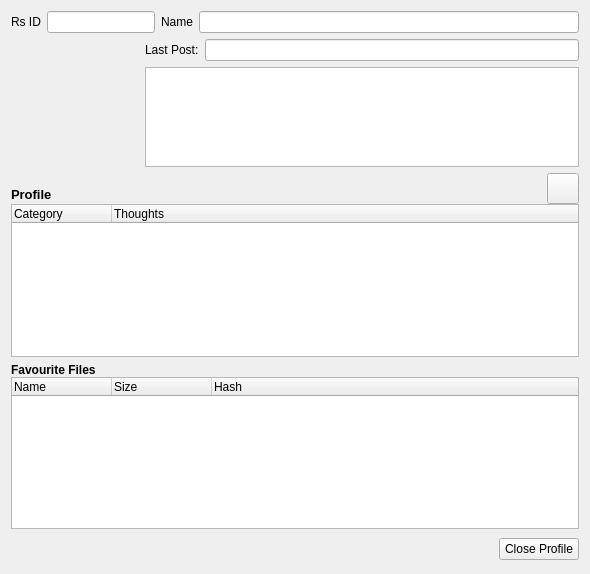
This is retroshare-gui/src/gui/profile/ProfileView.ui in RetroShare/RetroShare as Qt 5 draws it before an edit. The edited form follows.
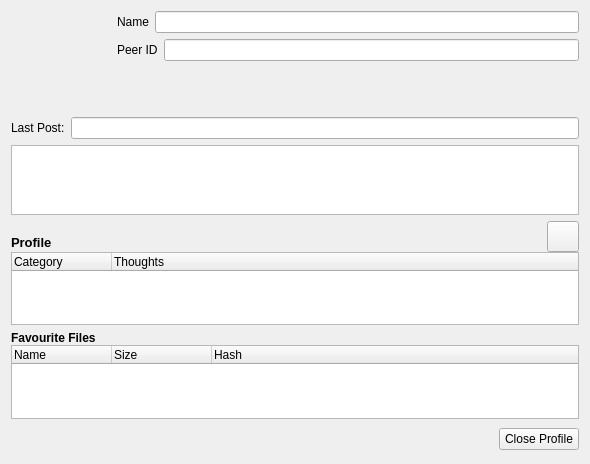
This is the edited form. Icons and pictures are not drawn.

Commit message: Profile View some changes for testing

```diff
--- a/retroshare-gui/src/gui/profile/ProfileView.ui
+++ b/retroshare-gui/src/gui/profile/ProfileView.ui
@@ -1,12 +1,12 @@
 <ui version="4.0" >
  <class>ProfileView</class>
- <widget class="QWidget" name="ProfileView" >
-  <property name="geometry" >
+ <widget class="QWidget" name="ProfileView">
+  <property name="geometry">
    <rect>
     <x>0</x>
     <y>0</y>
     <width>590</width>
-    <height>574</height>
+    <height>464</height>
    </rect>
   </property>
   <property name="windowTitle" >
@@ -15,131 +15,129 @@
   <property name="layoutDirection" >
    <enum>Qt::LeftToRight</enum>
   </property>
-  <layout class="QGridLayout" name="gridLayout_2" >
-   <item row="0" column="0" colspan="2" >
-    <layout class="QGridLayout" >
-     <item row="0" column="0" colspan="2" >
-      <layout class="QHBoxLayout" >
-       <item>
-        <widget class="QLabel" name="label_2" >
-         <property name="text" >
-          <string>Rs ID</string>
-         </property>
-        </widget>
-       </item>
-       <item>
-        <widget class="QLineEdit" name="idLineEdit" >
-         <property name="readOnly" >
-          <bool>true</bool>
-         </property>
-        </widget>
-       </item>
-      </layout>
+  <layout class="QGridLayout" name="gridLayout_3">
+   <item row="0" column="0" colspan="2">
+    <layout class="QGridLayout" name="gridLayout_2">
+     <item row="0" column="0" rowspan="3">
+      <widget class="QLabel" name="photoLabel">
+       <property name="minimumSize">
+        <size>
+         <width>100</width>
+         <height>100</height>
+        </size>
+       </property>
+       <property name="maximumSize">
+        <size>
+         <width>100</width>
+         <height>100</height>
+        </size>
+       </property>
+       <property name="contextMenuPolicy">
+        <enum>Qt::CustomContextMenu</enum>
+       </property>
+       <property name="styleSheet">
+        <string notr="true">QLabel#photoLabel{
+border-image: url(:/images/avatar_background.png);
+}</string>
+       </property>
+       <property name="text">
+        <string/>
+       </property>
+       <property name="pixmap">
+        <pixmap resource="../images.qrc">:/images/user/personal64.png</pixmap>
+       </property>
+       <property name="alignment">
+        <set>Qt::AlignCenter</set>
+       </property>
+      </widget>
      </item>
-     <item row="0" column="2" >
-      <layout class="QHBoxLayout" >
+     <item row="0" column="1">
+      <layout class="QHBoxLayout">
        <item>
-        <widget class="QLabel" name="label_3" >
-         <property name="text" >
+        <widget class="QLabel" name="label_3">
+         <property name="text">
           <string>Name</string>
          </property>
         </widget>
        </item>
        <item>
-        <widget class="QLineEdit" name="nameLineEdit" >
-         <property name="readOnly" >
+        <widget class="QLineEdit" name="nameLineEdit">
+         <property name="readOnly">
           <bool>true</bool>
          </property>
         </widget>
        </item>
       </layout>
      </item>
-     <item row="1" column="0" >
-      <layout class="QVBoxLayout" >
+     <item row="1" column="1">
+      <layout class="QHBoxLayout">
        <item>
-        <widget class="QLabel" name="photoLabel" >
-         <property name="minimumSize" >
-          <size>
-           <width>128</width>
-           <height>128</height>
-          </size>
+        <widget class="QLabel" name="label_2">
+         <property name="text">
+          <string>Peer ID</string>
          </property>
-         <property name="maximumSize" >
-          <size>
-           <width>128</width>
-           <height>128</height>
-          </size>
-         </property>
-         <property name="contextMenuPolicy" >
-          <enum>Qt::CustomContextMenu</enum>
-         </property>
-         <property name="styleSheet" >
-          <string notr="true" >border-image: url(:/images/avatar_background.png);</string>
-         </property>
-         <property name="text" >
-          <string/>
-         </property>
-         <property name="pixmap" >
-          <pixmap resource="../images.qrc" >:/images/user/personal64.png</pixmap>
-         </property>
-         <property name="alignment" >
-          <set>Qt::AlignCenter</set>
-         </property>
         </widget>
        </item>
        <item>
-        <spacer>
-         <property name="orientation" >
-          <enum>Qt::Vertical</enum>
+        <widget class="QLineEdit" name="idLineEdit">
+         <property name="readOnly">
+          <bool>true</bool>
          </property>
-         <property name="sizeHint" stdset="0" >
-          <size>
-           <width>20</width>
-           <height>40</height>
-          </size>
-         </property>
-        </spacer>
+        </widget>
        </item>
       </layout>
      </item>
-     <item row="1" column="1" colspan="2" >
-      <layout class="QVBoxLayout" >
+     <item row="2" column="1">
+      <spacer>
+       <property name="orientation">
+        <enum>Qt::Vertical</enum>
+       </property>
+       <property name="sizeHint" stdset="0">
+        <size>
+         <width>408</width>
+         <height>28</height>
+        </size>
+       </property>
+      </spacer>
+     </item>
+    </layout>
+   </item>
+   <item row="1" column="0" colspan="2">
+    <layout class="QVBoxLayout">
+     <item>
+      <layout class="QHBoxLayout">
        <item>
-        <layout class="QHBoxLayout" >
-         <item>
-          <widget class="QLabel" name="label_4" >
-           <property name="text" >
-            <string>Last Post:</string>
-           </property>
-          </widget>
-         </item>
-         <item>
-          <widget class="QLineEdit" name="timeLineEdit" >
-           <property name="readOnly" >
-            <bool>true</bool>
-           </property>
-          </widget>
-         </item>
-        </layout>
+        <widget class="QLabel" name="label_4">
+         <property name="text">
+          <string>Last Post:</string>
+         </property>
+        </widget>
        </item>
        <item>
-        <widget class="QTextEdit" name="postTextEdit" >
-         <property name="maximumSize" >
-          <size>
-           <width>16777215</width>
-           <height>128</height>
-          </size>
+        <widget class="QLineEdit" name="timeLineEdit">
+         <property name="readOnly">
+          <bool>true</bool>
          </property>
         </widget>
        </item>
       </layout>
      </item>
+     <item>
+      <widget class="QTextEdit" name="postTextEdit">
+       <property name="maximumSize">
+        <size>
+         <width>16777215</width>
+         <height>128</height>
+        </size>
+       </property>
+      </widget>
+     </item>
     </layout>
    </item>
-   <item row="1" column="0" colspan="2" >
-    <layout class="QGridLayout" name="gridLayout" >
-     <property name="horizontalSpacing" >
-      <number>-1</number>
+   <item row="2" column="0" colspan="2">
+    <layout class="QGridLayout" name="gridLayout">
+     <property name="horizontalSpacing">
+      <number>6</number>
      </property>
      <property name="verticalSpacing" >
       <number>0</number>
@@ -216,14 +214,14 @@
      </item>
     </layout>
    </item>
-   <item row="2" column="0" colspan="2" >
-    <layout class="QVBoxLayout" >
-     <property name="spacing" >
+   <item row="3" column="0" colspan="2">
+    <layout class="QVBoxLayout">
+     <property name="spacing">
       <number>0</number>
      </property>
      <item>
-      <widget class="QLabel" name="label_5" >
-       <property name="font" >
+      <widget class="QLabel" name="label_5">
+       <property name="font">
         <font>
          <weight>75</weight>
          <bold>true</bold>
@@ -235,8 +233,8 @@
       </widget>
      </item>
      <item>
-      <widget class="QTreeWidget" name="fileTreeWidget" >
-       <property name="contextMenuPolicy" >
+      <widget class="QTreeWidget" name="fileTreeWidget">
+       <property name="contextMenuPolicy">
         <enum>Qt::CustomContextMenu</enum>
        </property>
        <column>
@@ -258,7 +256,7 @@
      </item>
     </layout>
    </item>
-   <item row="3" column="0" >
+   <item row="4" column="0">
     <spacer>
      <property name="orientation" >
       <enum>Qt::Horizontal</enum>
@@ -271,9 +269,9 @@
      </property>
     </spacer>
    </item>
-   <item row="3" column="1" >
-    <widget class="QPushButton" name="closeButton" >
-     <property name="layoutDirection" >
+   <item row="4" column="1">
+    <widget class="QPushButton" name="closeButton">
+     <property name="layoutDirection">
       <enum>Qt::RightToLeft</enum>
      </property>
      <property name="text" >
```
Left out of the diff: 87 changed lines with no effect on the pictures. The commit also changes 2 other files.
